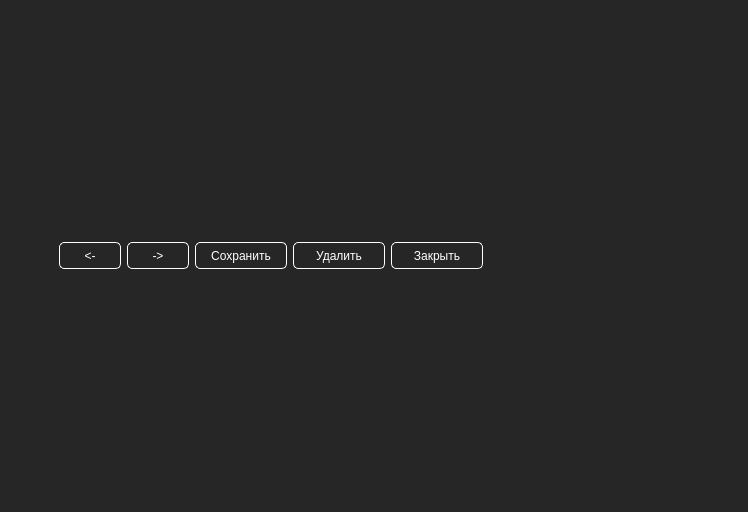
This is admin_windows/base_window.ui in rasulov1337/ais-it-firm as Qt 5 draws it before an edit. The edited form follows.
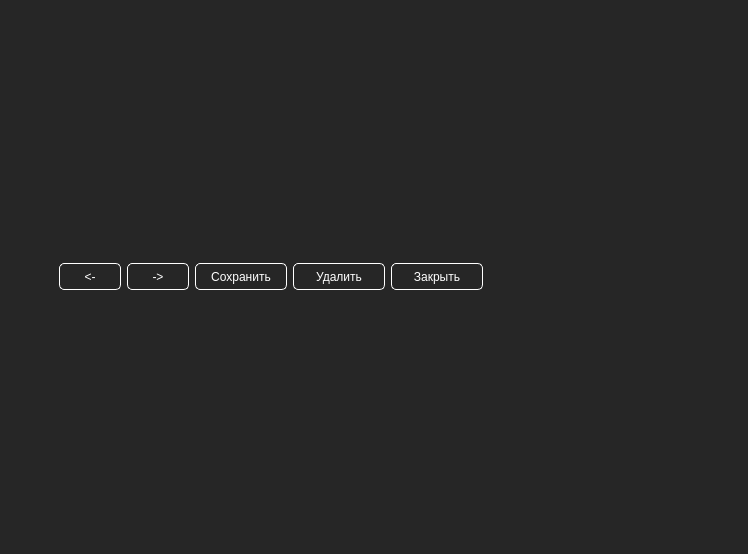
This is the edited form. Icons and pictures are not drawn.

Commit message: * Delete useless debug prints * Move stylesheet into UI file

The edit to the form file:
```diff
--- a/admin_windows/base_window.ui
+++ b/admin_windows/base_window.ui
@@ -7,7 +7,7 @@
     <x>0</x>
     <y>0</y>
     <width>748</width>
-    <height>512</height>
+    <height>554</height>
    </rect>
   </property>
   <property name="windowTitle">
@@ -50,6 +50,20 @@
 QLineEdit {
 	min-height: 20px;
 	border: 1px solid white;
+}
+
+QHeaderView::section {
+	background-color: black;
+	color: white;
+}
+
+QComboBox {
+	color: white;
+	border: 1px solid white;
+}
+
+QDateEdit {
+	border: 1px solid white;
 }</string>
   </property>
   <layout class="QVBoxLayout" name="verticalLayout_2">
```
The commit also changes 6 other files.
